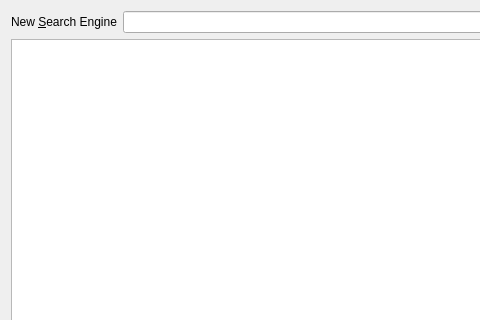
The window that 2.x/UI/dooble_search_engines_popup.ui (textbrowser/dooble) describes before a commit, drawn with Qt 5; both pictures show x 0 to 480 and y 0 to 320 of the 600 by 600 pixel window.
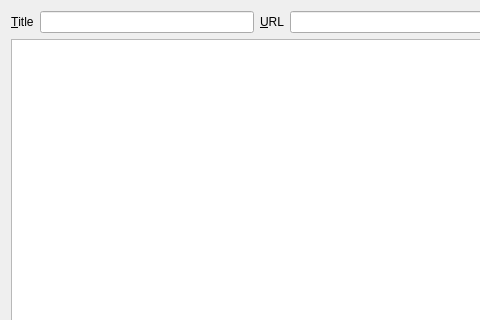
The same window after the commit. Icons and pictures are not drawn. Custom widgets are drawn as their Qt base class.

Commit message: Save search engines.

```diff
--- a/2.x/UI/dooble_search_engines_popup.ui
+++ b/2.x/UI/dooble_search_engines_popup.ui
@@ -20,10 +20,27 @@
   <layout class="QVBoxLayout" name="verticalLayout">
    <item>
     <layout class="QHBoxLayout" name="horizontalLayout_14">
+     <item>
+      <widget class="QLabel" name="label">
+       <property name="text">
+        <string>&amp;Title</string>
+       </property>
+       <property name="buddy">
+        <cstring>title</cstring>
+       </property>
+      </widget>
+     </item>
+     <item>
+      <widget class="QLineEdit" name="title">
+       <property name="clearButtonEnabled">
+        <bool>true</bool>
+       </property>
+      </widget>
+     </item>
      <item>
       <widget class="QLabel" name="label_22">
        <property name="text">
-        <string>New &amp;Search Engine</string>
+        <string>&amp;URL</string>
        </property>
        <property name="buddy">
         <cstring>search_engine</cstring>
```
Left out of the diff: 1 changed line with no effect on the pictures. The commit also changes 1 other file.
